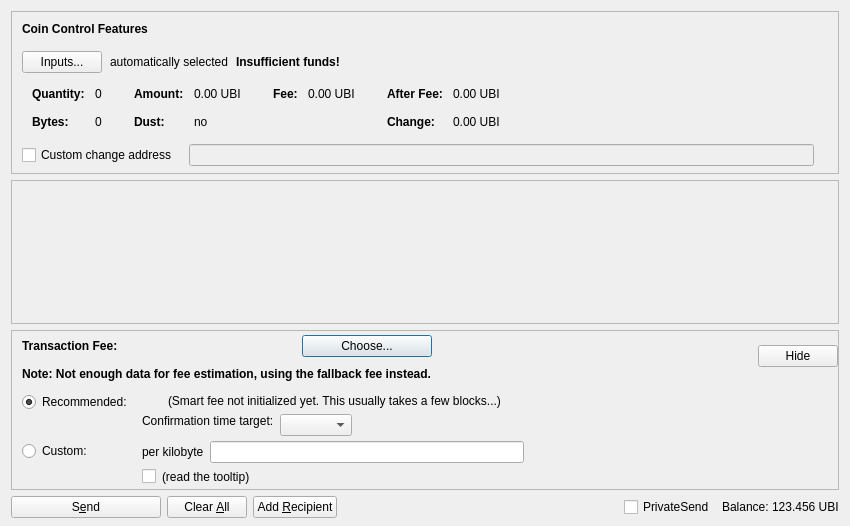
Qt form src/qt/forms/sendcoinsdialog.ui (UbiState/ubicoin) before a commit.
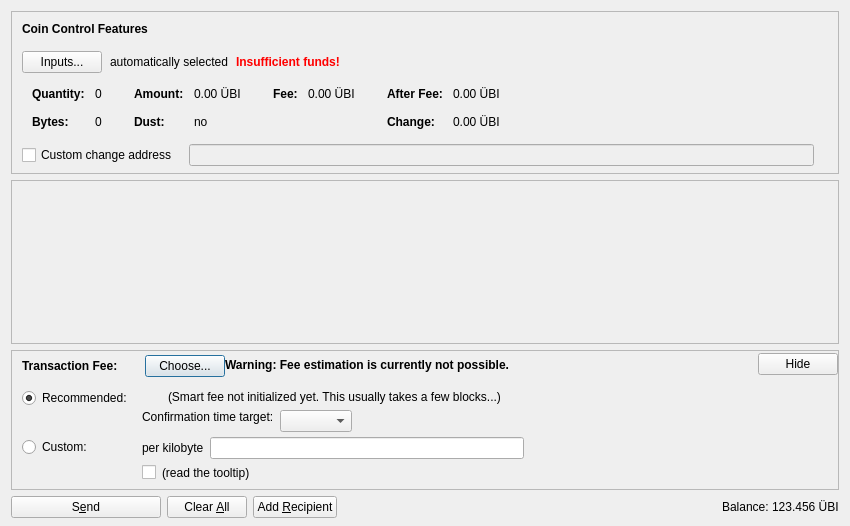
The same form after that commit. Icons and pictures are not drawn. Custom widgets are drawn as their Qt base class.

```diff
--- a/src/qt/forms/sendcoinsdialog.ui
+++ b/src/qt/forms/sendcoinsdialog.ui
@@ -133,7 +133,7 @@
              </font>
             </property>
             <property name="styleSheet">
-             <string notr="true">font-weight:bold;</string>
+             <string notr="true">color:red;font-weight:bold;</string>
             </property>
             <property name="text">
              <string>Insufficient funds!</string>
@@ -324,7 +324,7 @@
                   <enum>Qt::ActionsContextMenu</enum>
                  </property>
                  <property name="text">
-                  <string notr="true">0.00 UBI</string>
+                  <string notr="true">0.00 ÜBI</string>
                  </property>
                  <property name="textInteractionFlags">
                   <set>Qt::LinksAccessibleByMouse|Qt::TextSelectableByKeyboard|Qt::TextSelectableByMouse</set>
@@ -404,7 +404,7 @@
                   <enum>Qt::ActionsContextMenu</enum>
                  </property>
                  <property name="text">
-                  <string notr="true">0.00 UBI</string>
+                  <string notr="true">0.00 ÜBI</string>
                  </property>
                  <property name="textInteractionFlags">
                   <set>Qt::LinksAccessibleByMouse|Qt::TextSelectableByKeyboard|Qt::TextSelectableByMouse</set>
@@ -455,7 +455,7 @@
                   <enum>Qt::ActionsContextMenu</enum>
                  </property>
                  <property name="text">
-                  <string notr="true">0.00 UBI</string>
+                  <string notr="true">0.00 ÜBI</string>
                  </property>
                  <property name="textInteractionFlags">
                   <set>Qt::LinksAccessibleByMouse|Qt::TextSelectableByKeyboard|Qt::TextSelectableByMouse</set>
@@ -484,7 +484,7 @@
                   <enum>Qt::ActionsContextMenu</enum>
                  </property>
                  <property name="text">
-                  <string notr="true">0.00 UBI</string>
+                  <string notr="true">0.00 ÜBI</string>
                  </property>
                  <property name="textInteractionFlags">
                   <set>Qt::LinksAccessibleByMouse|Qt::TextSelectableByKeyboard|Qt::TextSelectableByMouse</set>
@@ -745,17 +745,19 @@
              </layout>
             </item>
             <item>
-             <spacer name="verticalSpacer_7">
+             <spacer name="verticalSpacer_5">
               <property name="orientation">
                <enum>Qt::Vertical</enum>
               </property>
               <property name="sizeHint" stdset="0">
                <size>
                 <width>1</width>
-                <height>10</height>
+                <height>1</height>
                </size>
               </property>
              </spacer>
+            </item>
+           </layout>
             </item>
             <item>
              <widget class="QLabel" name="fallbackFeeWarningLabel">
@@ -769,7 +771,7 @@
               </font>
               </property>
               <property name="text">
-               <string>Note: Not enough data for fee estimation, using the fallback fee instead.</string>
+             <string>Warning: Fee estimation is currently not possible.</string>
               </property>
               <property name="wordWrap">
                <bool>false</bool>
@@ -777,29 +779,17 @@
              </widget>
             </item>
             <item>
-             <spacer name="verticalSpacer_5">
-              <property name="orientation">
-               <enum>Qt::Vertical</enum>
-              </property>
-              <property name="sizeHint" stdset="0">
-               <size>
-                <width>1</width>
-                <height>1</height>
-               </size>
-              </property>
-             </spacer>
-            </item>
-           </layout>
-          </item>
-          <item>
            <spacer name="horizontalSpacer_4">
             <property name="orientation">
              <enum>Qt::Horizontal</enum>
             </property>
+            <property name="sizeType">
+             <enum>QSizePolicy::MinimumExpanding</enum>
+            </property>
             <property name="sizeHint" stdset="0">
              <size>
-              <width>1</width>
-              <height>1</height>
+              <width>40</width>
+              <height>20</height>
              </size>
             </property>
            </spacer>
@@ -1125,8 +1115,8 @@
           </property>
           <property name="sizeHint" stdset="0">
            <size>
-            <width>800</width>
-            <height>1</height>
+            <width>40</width>
+            <height>5</height>
            </size>
           </property>
          </spacer>
@@ -1210,24 +1200,14 @@
        <property name="spacing">
         <number>3</number>
        </property>
-       <item>
-        <widget class="QCheckBox" name="checkUsePrivateSend">
-         <property name="minimumSize">
-          <size>
-           <width>95</width>
-           <height>0</height>
-          </size>
-         </property>
-         <property name="text">
-          <string>PrivateSend</string>
-         </property>
-         <property name="checked">
-          <bool>false</bool>
-         </property>
-        </widget>
-       </item>
        <item>
         <widget class="QLabel" name="label">
+         <property name="sizePolicy">
+          <sizepolicy hsizetype="Preferred" vsizetype="Fixed">
+           <horstretch>0</horstretch>
+           <verstretch>0</verstretch>
+          </sizepolicy>
+         </property>
          <property name="text">
           <string>Balance:</string>
          </property>
@@ -1245,7 +1225,7 @@
           <cursorShape>IBeamCursor</cursorShape>
          </property>
          <property name="text">
-          <string notr="true">123.456 UBI</string>
+          <string notr="true">123.456 ÜBI</string>
          </property>
          <property name="textInteractionFlags">
           <set>Qt::LinksAccessibleByMouse|Qt::TextSelectableByKeyboard|Qt::TextSelectableByMouse</set>
```
Left out of the diff: 26 changed lines with no effect on the pictures. Lines whose indentation alone changed are shown as unchanged.
